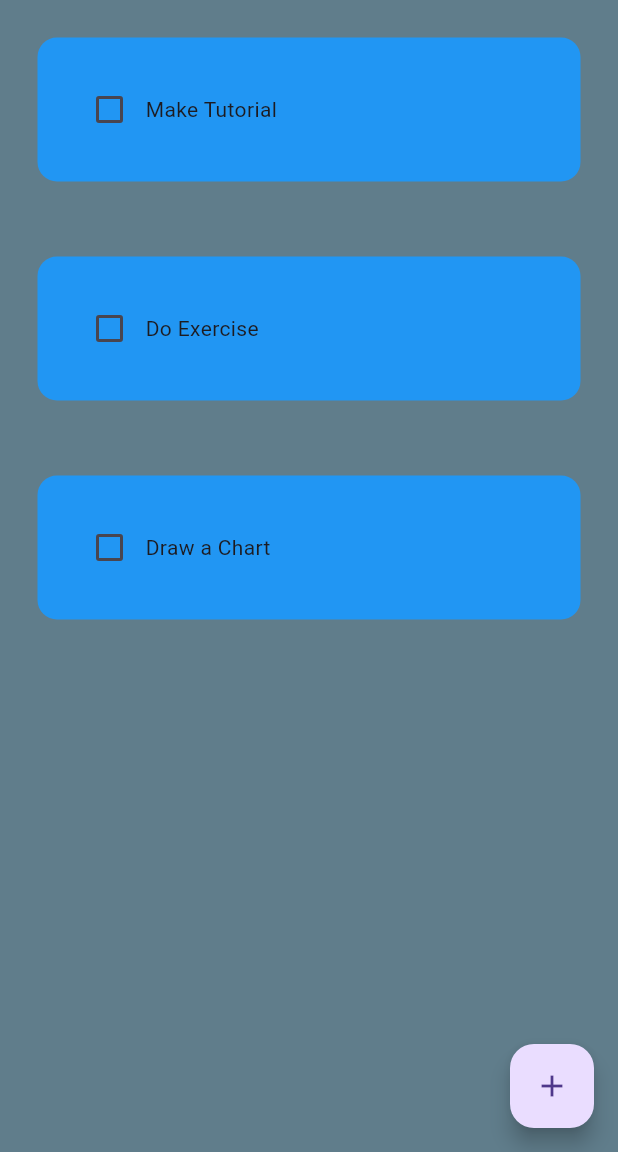
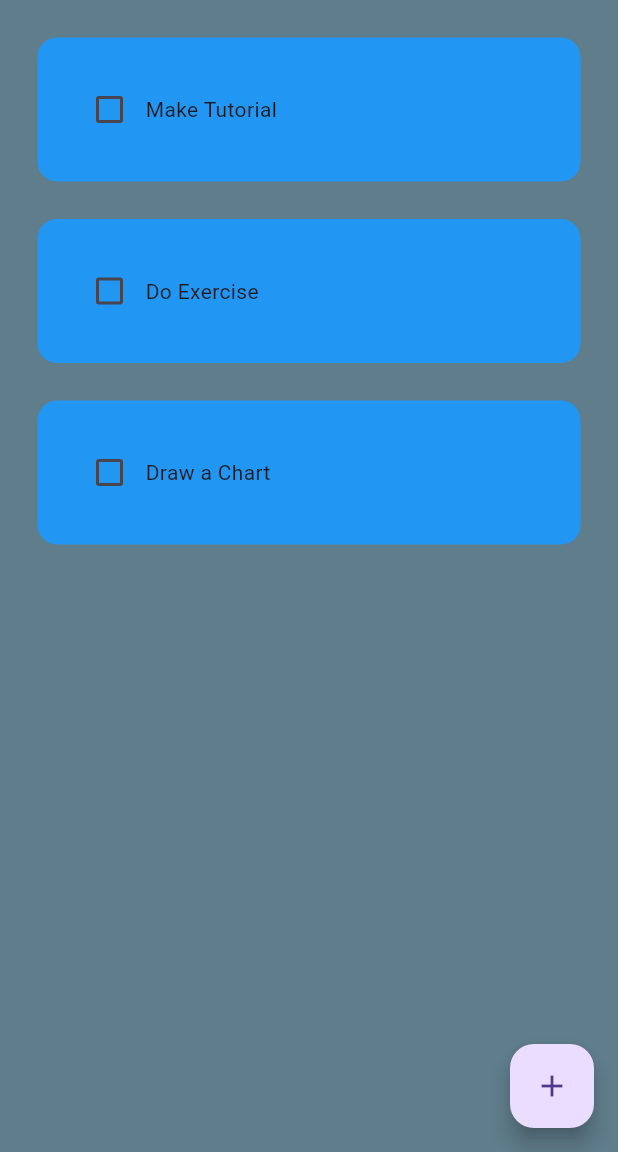
Before and after one commit to Crimlux/todoapp, a Flutter app: the screen it shows after launch, on a phone screen of 412 x 824 dp, the part 84-1236 px from its top. Run offline on Flutter 3.47's test engine with Material 3 defaults, Android fonts, the phone set to English and light mode, and no system bars.

Commit message:
initial commit

```diff
--- a/lib/utilities/todo_tile.dart
+++ b/lib/utilities/todo_tile.dart
@@ -15,9 +15,9 @@ class ToDoTile extends StatelessWidget {
   @override
   Widget build(BuildContext context) {
     return Padding(
-      padding: const EdgeInsets.all(25.0),
+      padding: const EdgeInsets.only(left: 25.0, right: 25.0, top: 25.0),
       child:Container(
-        padding: const EdgeInsets.all(24),
+        padding: EdgeInsets.all(24),
       decoration: BoxDecoration(
         color: Colors.blue,
         borderRadius: BorderRadius.circular(13),
@@ -27,8 +27,15 @@ class ToDoTile extends StatelessWidget {
             Checkbox(
               value: taskCompleted,
               onChanged:onchanged,
+              activeColor: Colors.black,
               ),
-             Text(taskName),
+             Text(taskName,
+             style: TextStyle(
+              decoration:taskCompleted
+             ? TextDecoration.lineThrough
+             : TextDecoration.none,
+             )
+             ),
           ],
         ),
       ),
```
Also changed, not shown: lib/utilities/my_button.dart (+20 -0 lines).
